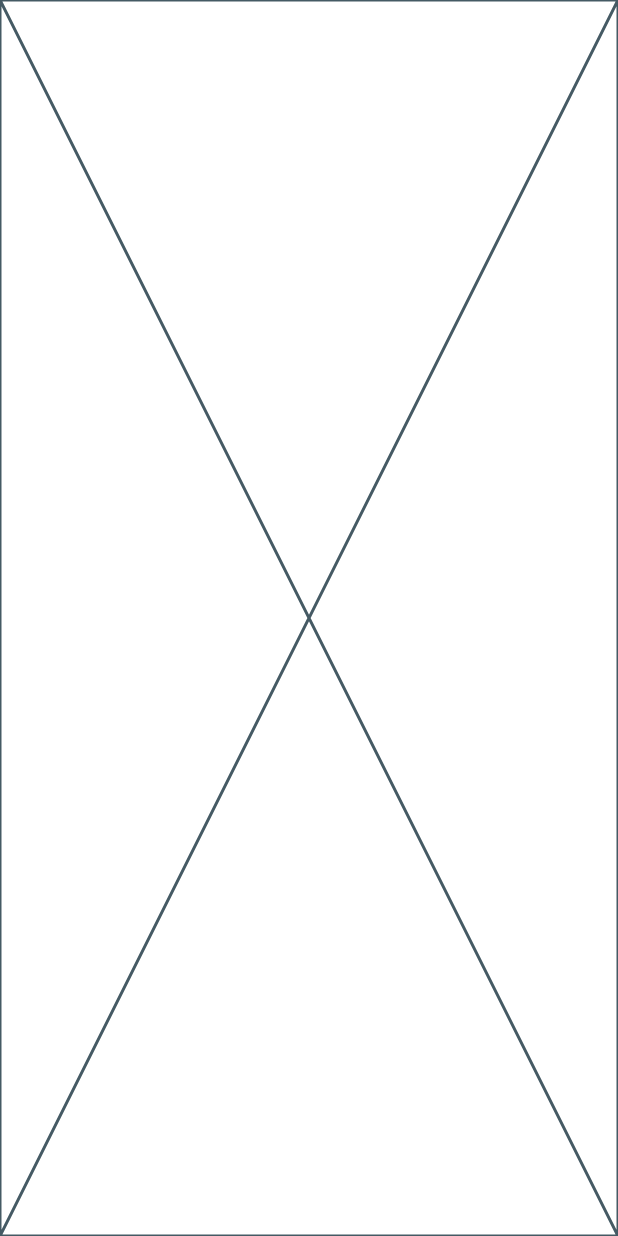
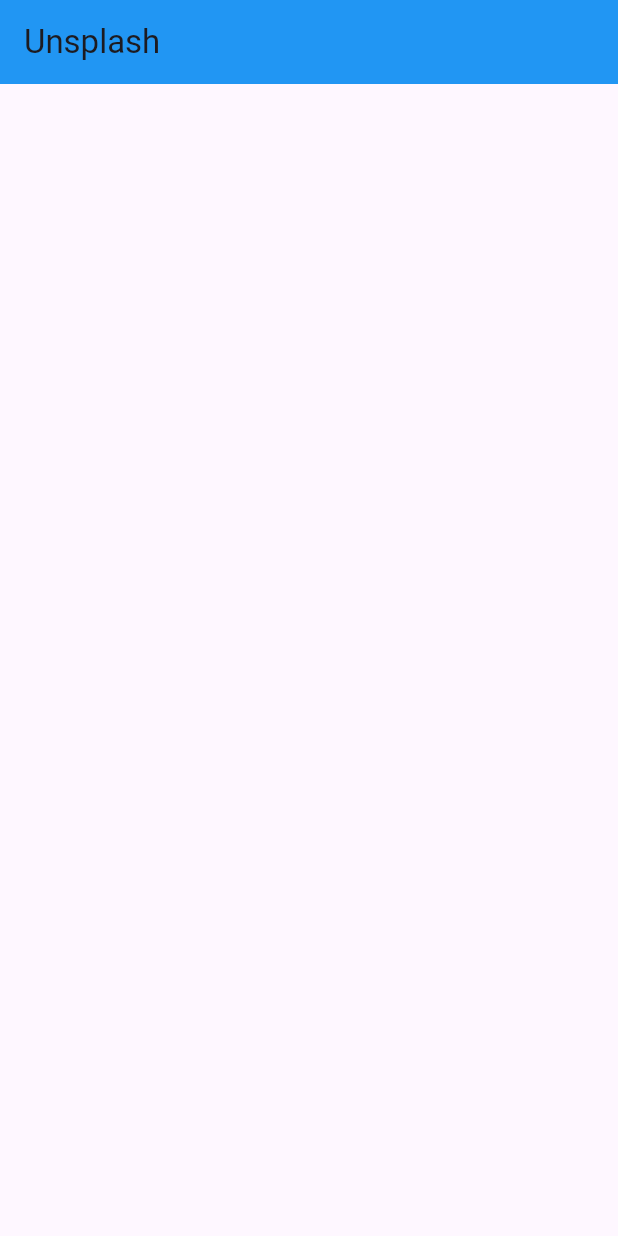
Before and after one commit to dilshodbek92/unsplash_app, a Flutter app: the screen it shows after launch, on a phone screen of 412 x 824 dp. Run offline on Flutter 3.47's test engine with Material 3 defaults, Android fonts, the phone set to English and light mode, and no system bars.

Commit message:
initial commit

```diff
--- a/lib/main.dart
+++ b/lib/main.dart
@@ -11,6 +11,7 @@
   @override
   Widget build(BuildContext context) {
     return MaterialApp(
+      debugShowCheckedModeBanner: false,
       home: HomePage(),
     );
   }
--- a/lib/pages/home_page.dart
+++ b/lib/pages/home_page.dart
@@ -10,6 +10,11 @@
 class _HomePageState extends State<HomePage> {
   @override
   Widget build(BuildContext context) {
-    return const Placeholder();
+    return Scaffold(
+      appBar: AppBar(
+        backgroundColor: Colors.blue,
+        title: Text('Unsplash'),
+      ),
+    );
   }
 }
```
